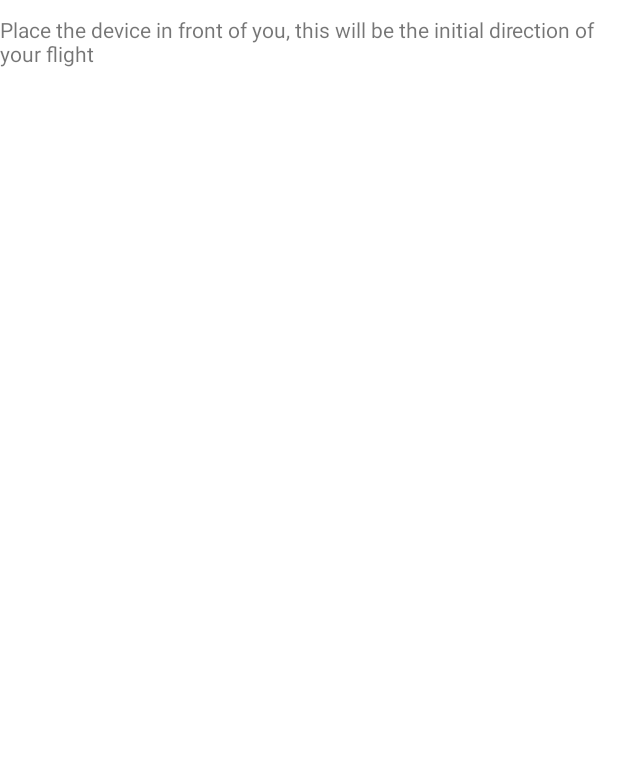
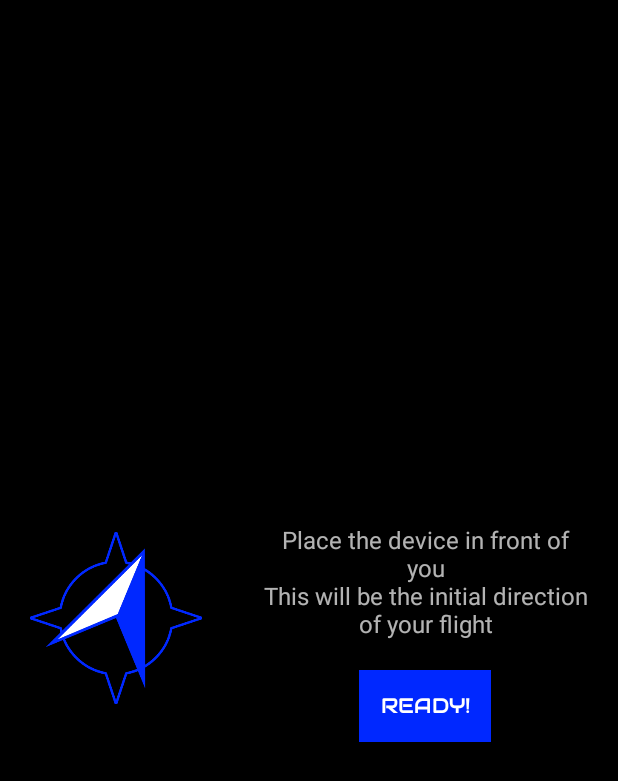
Before and after one commit to jjaworska/Stellar-Surfers-Controller, an Android app: the layout activity_game.xml on its own in the app's theme, with its tools: preview values and no code run, on a phone screen of 412 x 824 dp. Shown: the top 781 px of the screen. Run offline under Robolectric (Android 15) with nearby library versions, the phone set to English and light mode, and no system bars.

Commit message:
GUI changes

```diff
--- a/app/src/main/AndroidManifest.xml
+++ b/app/src/main/AndroidManifest.xml
@@ -9,6 +9,7 @@
     <uses-permission android:name="android.permission.BLUETOOTH_CONNECT" />
     <uses-permission android:name="android.permission.ACCESS_BACKGROUND_LOCATION" />
     <uses-permission android:name="android.permission.ACCESS_FINE_LOCATION" />
+    <uses-permission android:name="android.permission.VIBRATE"/>
 
     <uses-feature
         android:name="android.hardware.bluetooth"
@@ -49,7 +50,7 @@
         <activity
             android:name=".MainActivity"
             android:exported="true"
-            android:screenOrientation="portrait">
+            android:screenOrientation="landscape">
             <intent-filter>
                 <action android:name="android.intent.action.MAIN" />
 
--- a/app/src/main/java/com/tcs/stellarsurfers/MainActivity.kt
+++ b/app/src/main/java/com/tcs/stellarsurfers/MainActivity.kt
@@ -3,8 +3,6 @@ package com.tcs.stellarsurfers
 import android.content.Context
 import android.content.Intent
 import android.graphics.Color
-import android.graphics.PorterDuff
-import android.graphics.PorterDuffColorFilter
 import android.hardware.Sensor
 import android.hardware.SensorManager
 import android.os.Bundle
@@ -58,9 +56,7 @@ class MainActivity : AppCompatActivity() {
         gyroListener.startMeasuring()
         gyroListener.setOnSensorDataReceived {
             val newColor = GyroscopeUtils.rotationVecToHSL(it)
-            binding.lolcat.setTextColor(newColor)
-            pixelArt.colorFilter = PorterDuffColorFilter(newColor, PorterDuff.Mode.SRC_IN)
-            binding.imageView.invalidate()
+            binding.connectButton.setBackgroundColor(newColor)
         }
     }
 }
--- /dev/null
+++ b/app/src/main/res/drawable/calibrate.xml
@@ -0,0 +1,23 @@
+<vector xmlns:android="http://schemas.android.com/apk/res/android"
+    android:width="90.935dp"
+    android:height="90.935dp"
+    android:viewportWidth="90.935"
+    android:viewportHeight="90.935">
+  <path
+      android:pathData="M45.468,0L40.058,16.23A29.755,29.755 0,0 0,16.23 40.058L0,45.468L16.23,50.878A29.755,29.755 45,0 0,40.058 74.706L45.468,90.936L50.878,74.706A29.755,29.755 0,0 0,74.706 50.878L90.936,45.468L74.727,40.065A29.755,29.755 0,0 0,50.871 16.209L45.468,0z"
+      android:strokeLineJoin="round"
+      android:strokeWidth="1.323"
+      android:fillColor="#00000000"
+      android:strokeColor="#0028ff"
+      android:strokeLineCap="round"/>
+  <path
+      android:pathData="m45.468,45.468 l-37.129,15.379 52.354,-52.135 0.155,73.885 -15.379,-37.129"
+      android:strokeWidth="0.0568346"
+      android:fillColor="#0028ff"
+      android:strokeColor="#0028ff"/>
+  <path
+      android:pathData="M46.338,43.367 L14.669,56.702 59.17,12.387 46.338,43.367"
+      android:strokeWidth="0.0568346"
+      android:fillColor="#ffffff"
+      android:strokeColor="#0028ff"/>
+</vector>
--- /dev/null
+++ b/app/src/main/res/drawable/seekbar_progress.xml
@@ -0,0 +1,16 @@
+<?xml version="1.0" encoding="utf-8"?>
+<layer-list
+    xmlns:android="http://schemas.android.com/apk/res/android" >
+    <item
+        android:id="@+id/progressshape" >
+        <clip>
+            <shape
+                android:shape="rectangle" >
+                <size android:height="5dp"/>
+                <corners
+                    android:radius="5dp" />
+                <solid android:color="@color/white"/>
+            </shape>
+        </clip>
+    </item>
+</layer-list>
--- /dev/null
+++ b/app/src/main/res/drawable/seekbar_shadow.xml
@@ -0,0 +1,17 @@
+<?xml version="1.0" encoding="utf-8"?>
+<layer-list xmlns:android="http://schemas.android.com/apk/res/android">
+    <item>
+        <shape>
+            <corners
+                android:radius="5dp" />
+            <gradient
+                android:angle="270"
+                android:startColor="#33000000"
+                android:centerColor="#11000000"
+                android:endColor="#11000000"
+                android:centerY="0.2"
+                android:type="linear"
+                />
+        </shape>
+    </item>
+</layer-list>
--- /dev/null
+++ b/app/src/main/res/drawable/seekbar_style.xml
@@ -0,0 +1,13 @@
+<?xml version="1.0" encoding="utf-8"?>
+<layer-list xmlns:android="http://schemas.android.com/apk/res/android" >
+    <item
+        android:id="@android:id/background"
+        android:drawable="@drawable/seekbar_shadow" >
+    </item>
+
+    <item
+        android:id="@android:id/progress" >
+        <clip
+            android:drawable="@drawable/seekbar_progress" />
+    </item>
+</layer-list>
--- /dev/null
+++ b/app/src/main/res/drawable/seekbar_thumb.xml
@@ -0,0 +1,11 @@
+<?xml version="1.0" encoding="utf-8"?>
+<layer-list xmlns:android="http://schemas.android.com/apk/res/android">
+    <item>
+        <shape android:shape="oval">
+            <solid android:color="@color/yellow"/>
+            <size
+                android:width="35dp"
+                android:height="35dp"/>
+        </shape>
+    </item>
+</layer-list>
--- a/app/src/main/res/layout/activity_game.xml
+++ b/app/src/main/res/layout/activity_game.xml
@@ -8,17 +8,37 @@
 
         <LinearLayout
             android:id="@+id/get_ready"
+            android:orientation="horizontal"
             android:layout_width="match_parent"
             android:layout_height="match_parent">
+            <ImageView
+                android:layout_weight="5"
+                android:layout_height="match_parent"
+                android:layout_width="match_parent"
+                android:src="@drawable/calibrate"
+                android:padding="20dp"
+                android:contentDescription="@string/compass" />
+            <LinearLayout
+                android:orientation="vertical"
+                android:gravity="center"
+                android:layout_weight="3"
+                android:layout_height="match_parent"
+                android:layout_width="match_parent">
                 <TextView
                     android:layout_width="wrap_content"
                     android:layout_height="wrap_content"
+                    android:gravity="center"
+                    android:textSize="16sp"
+                    android:padding="20dp"
                     android:text="@string/calibration_instructions" />
                 <Button
                     android:id="@+id/ready_btn"
+                    android:background="@color/blue"
                     android:layout_width="wrap_content"
                     android:layout_height="wrap_content"
+                    android:fontFamily="@font/fancy"
                     android:text="@string/ready_btn" />
+            </LinearLayout>
         </LinearLayout>
 
         <LinearLayout
@@ -28,28 +48,32 @@
             android:layout_height="match_parent"
             tools:context=".SetupConnectionActivity"
             android:gravity="center"
-            android:orientation="vertical">
-
-            <Space
-                android:layout_width="match_parent"
-                android:layout_height="14dp" />
+            android:orientation="horizontal">
 
             <TextView
                 android:id="@+id/monitor"
-                android:layout_width="302dp"
-                android:layout_height="87dp"
+                android:layout_width="0dp"
+                android:layout_height="wrap_content"
+                android:layout_weight="8"
                 android:gravity="center"
                 android:textSize="16sp" />
 
-            <Space
-                android:layout_width="match_parent"
-                android:layout_height="60dp" />
-
-            <Button
-                android:id="@+id/accelerate_button"
-                android:layout_width="match_parent"
-                android:layout_height="142dp"
-                android:text="@string/accelerate" />
+            <LinearLayout
+                android:layout_width="0dp"
+                android:layout_weight="2"
+                android:layout_height="match_parent">
+                <SeekBar
+                    android:id="@+id/acceleration"
+                    android:layout_width="240dp"
+                    android:layout_height="wrap_content"
+                    android:layout_gravity="center"
+                    android:padding="20dp"
+                    android:progressDrawable="@drawable/seekbar_style"
+                    android:thumb="@drawable/seekbar_thumb"
+                    android:rotation="270"
+                    android:max="100"
+                    android:progress="20"/>
+            </LinearLayout>
 
         </LinearLayout>
 
--- a/app/src/main/res/values-night/themes.xml
+++ b/app/src/main/res/values-night/themes.xml
@@ -1,16 +1,19 @@
 <resources xmlns:tools="http://schemas.android.com/tools">
     <!-- Base application theme. -->
-    <style name="Theme.StellarSurfers" parent="Theme.MaterialComponents.DayNight.DarkActionBar">
+
+    <style name="Theme.StellarSurfers" parent="Theme.AppCompat.NoActionBar">
         <!-- Primary brand color. -->
         <item name="colorPrimary">#0000FF</item>
         <item name="colorPrimaryVariant">#FFEB3B</item>
-        <item name="colorOnPrimary">@color/black</item>
+        <item name="colorOnPrimary">@color/white</item>
         <!-- Secondary brand color. -->
-        <item name="colorSecondary">@color/teal_200</item>
-        <item name="colorSecondaryVariant">@color/teal_200</item>
+        <item name="colorSecondary">@color/purple_700</item>
+        <item name="colorSecondaryVariant">#00C5C3</item>
         <item name="colorOnSecondary">#FFFFFF</item>
         <!-- Status bar color. -->
+        <item name="windowActionBar">false</item>
         <item name="android:statusBarColor">?attr/colorPrimaryVariant</item>
         <!-- Customize your theme here. -->
+        <item name="android:windowBackground">#000000</item>
     </style>
 </resources>
--- a/app/src/main/res/values/colors.xml
+++ b/app/src/main/res/values/colors.xml
@@ -3,6 +3,11 @@
     <color name="purple_200">#FFBB86FC</color>
     <color name="purple_500">#FF6200EE</color>
     <color name="purple_700">#FF3700B3</color>
+    <color name="blue">#FF0028FF</color>
+    <color name="red">#FF0303</color>
+    <color name="purple">#FF8400FF</color>
+    <color name="green">#FF00FF28</color>
+    <color name="yellow">#FFEB3B</color>
     <color name="teal_200">#FF03DAC5</color>
     <color name="teal_700">#FF018786</color>
     <color name="black">#FF000000</color>
--- a/app/src/main/res/values/strings.xml
+++ b/app/src/main/res/values/strings.xml
@@ -12,11 +12,15 @@
     <string name="connected">Connected</string>
     <string name="disconnected">Disconnected</string>
     <string name="server_on">Server running</string>
-    <string name="connect_guide">Open the Stellar Surfers app on your laptop\n
-        when ready, click the button below\n
-        to make the device visible to the laptop</string>
+    <string name="connect_guide">
+        1. Open the Stellar Surfers app on your laptop\n
+        2. When ready, click the button below\n
+        to make the device visible to the laptop\n
+        3. Connect with the device from your laptop\n
+        4. Start the game from your laptop</string>
     <string name="play_btn">Play!</string>
     <string name="accelerate">Accelerate</string>
-    <string name="calibration_instructions">Place the device in front of you, this will be the initial direction of your flight</string>
+    <string name="calibration_instructions">Place the device in front of you\nThis will be the initial direction of your flight</string>
     <string name="ready_btn">Ready!</string>
+    <string name="compass">compass</string>
 </resources>
--- a/app/src/main/res/values/themes.xml
+++ b/app/src/main/res/values/themes.xml
@@ -1,16 +1,19 @@
 <resources xmlns:tools="http://schemas.android.com/tools">
     <!-- Base application theme. -->
-    <style name="Theme.StellarSurfers" parent="Theme.MaterialComponents.DayNight.DarkActionBar">
+
+    <style name="Theme.StellarSurfers" parent="Theme.AppCompat.NoActionBar">
         <!-- Primary brand color. -->
         <item name="colorPrimary">#0000FF</item>
         <item name="colorPrimaryVariant">#FFEB3B</item>
         <item name="colorOnPrimary">@color/white</item>
         <!-- Secondary brand color. -->
-        <item name="colorSecondary">@color/teal_200</item>
-        <item name="colorSecondaryVariant">@color/teal_700</item>
+        <item name="colorSecondary">@color/purple_700</item>
+        <item name="colorSecondaryVariant">#00C5C3</item>
         <item name="colorOnSecondary">#FFFFFF</item>
         <!-- Status bar color. -->
+        <item name="windowActionBar">false</item>
         <item name="android:statusBarColor">?attr/colorPrimaryVariant</item>
         <!-- Customize your theme here. -->
+        <item name="android:windowBackground">#000000</item>
     </style>
 </resources>
```
Also changed, not shown: app/src/main/java/com/tcs/stellarsurfers/GameActivity.kt (+49 -8 lines), app/src/main/java/com/tcs/stellarsurfers/SetupConnectionActivity.kt (+5 -7 lines), app/src/main/res/drawable/pixel_art.xml (+4 -4 lines), app/src/main/res/layout/activity_main.xml (+20 -7 lines), app/src/main/res/layout/activity_setup_connection.xml (+9 -3 lines). Lines whose indentation alone changed are shown as unchanged.
